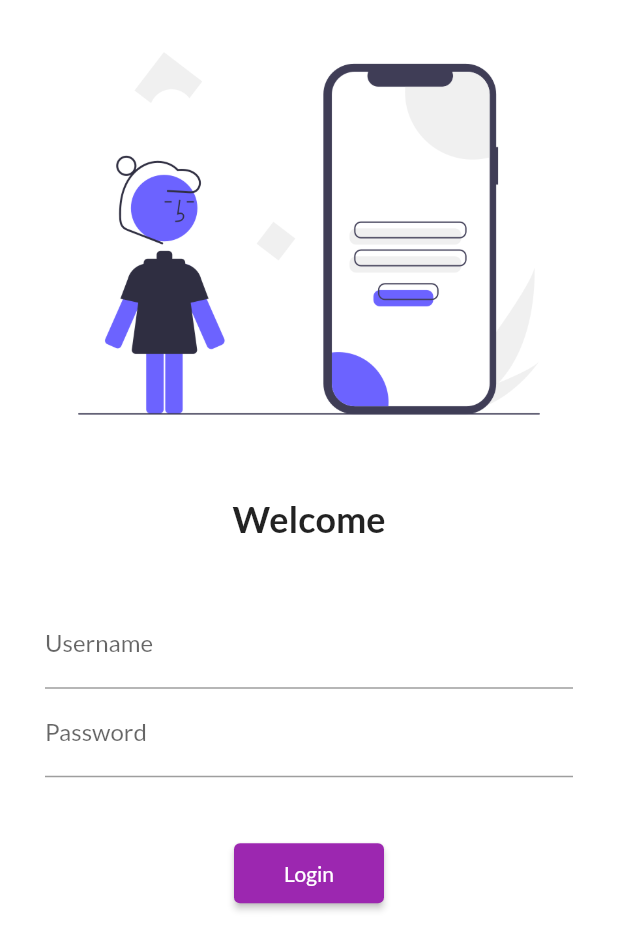
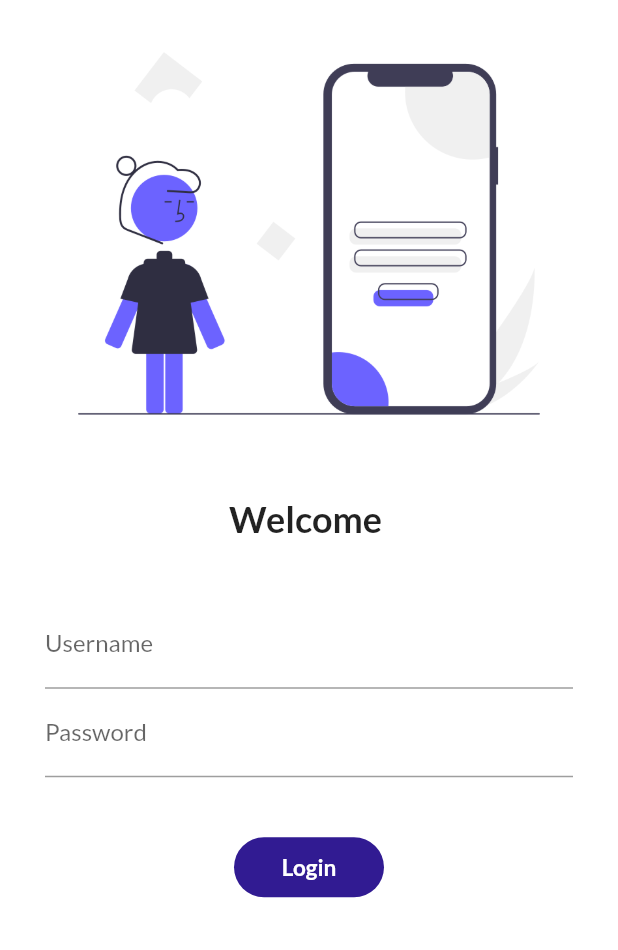
Before and after one commit to BitVaibhav/CatalogApp, a Flutter app: the screen it shows after launch, on a phone screen of 412 x 824 dp. Shown: the top 950 px of the screen. Run offline on Flutter 3.47's test engine with Material 2 defaults, Android fonts, the phone set to English and light mode, and no system bars; our stand-ins replace google_fonts.

Commit message:
Day-6 completed

```diff
--- a/lib/Pages/home_page.dart
+++ b/lib/Pages/home_page.dart
@@ -12,7 +12,7 @@ class HomePage extends StatelessWidget {
       drawer: Drawer(),
       body: Center(
         child: Container(
-          child: Text("Welcome to 30 days course"),
+          child: Text("Welcome to 30 days course", style: TextStyle(color: Colors.purple.shade900)),
         ),
       ),
     );
--- a/lib/Pages/login_page.dart
+++ b/lib/Pages/login_page.dart
@@ -1,8 +1,18 @@
+import 'dart:ui';
+
 import 'package:flutter/material.dart';
 import 'package:flutter_application_1/utils/routes.dart';
 
-class LoginPage extends StatelessWidget {
+class LoginPage extends StatefulWidget {
   const LoginPage({Key? key}) : super(key: key);
+
+  @override
+  _LoginPageState createState() => _LoginPageState();
+}
+
+class _LoginPageState extends State<LoginPage> {
+  String name = "";
+  bool changeButton = false;
 
   @override
   Widget build(BuildContext context) {
@@ -17,7 +27,7 @@ class LoginPage extends StatelessWidget {
             ),
             SizedBox(height: 20.0),
             Text(
-              "Welcome",
+              "Welcome $name",
               style: TextStyle(fontSize: 24, fontWeight: FontWeight.bold),
             ),
             SizedBox(height: 20.0),
@@ -30,6 +40,10 @@ class LoginPage extends StatelessWidget {
                       labelText: "Username",
                       hintText: "Enter Your Username",
                     ),
+                    onChanged: (value) {
+                      name = value;
+                      setState(() {});
+                    },
                   ),
                   TextFormField(
                     obscureText: true,
@@ -41,13 +55,49 @@ class LoginPage extends StatelessWidget {
                   SizedBox(
                     height: 40,
                   ),
-                  ElevatedButton(
-                    child: Text("Login"),
-                    style: TextButton.styleFrom(minimumSize: Size(100.0, 40.0)),
-                    onPressed: () {
+
+                  InkWell(
+                    onTap: () async {
+                      setState(() {
+                        changeButton = true;
+                      });
+                      await Future.delayed(
+                        Duration(seconds: 1),
+                      );
                       Navigator.pushNamed(context, MyRoute.homeRoute);
                     },
+                    child: AnimatedContainer(
+                      duration: Duration(seconds: 1),
+                      height: 40,
+                      width: changeButton ? 40 : 100,
+                      child: Center(
+                        child: changeButton
+                            ? Icon(
+                                Icons.done,
+                                color: Colors.white,
+                              )
+                            : Text(
+                                "Login",
+                                style: TextStyle(
+                                    color: Colors.white,
+                                    fontWeight: FontWeight.bold,
+                                    fontSize: 15),
+                              ),
+                      ),
+                      decoration: BoxDecoration(
+                        color: Colors.deepPurple.shade900,
+                        borderRadius: BorderRadius.circular(100),
+                      ),
+                    ),
                   )
+
+                  // ElevatedButton(
+                  //   child: Text("Login"),
+                  //   style: TextButton.styleFrom(minimumSize: Size(100.0, 40.0)),
+                  //   onPressed: () {
+                  //     Navigator.pushNamed(context, MyRoute.homeRoute);
+                  //   },
+                  // )
                 ],
               ),
             )
```
